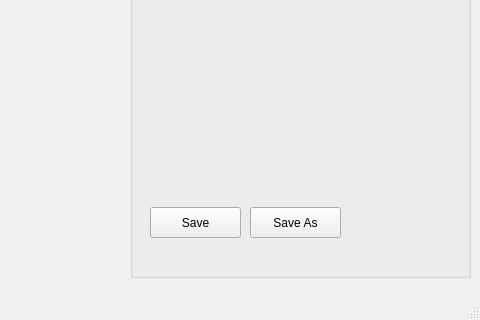
The window that mainwindow.ui (phillserrazina/FinalYearProject) describes before a commit, drawn with Qt 5; both pictures show x 380 to 860 and y 333 to 653 of the 860 by 653 pixel window.
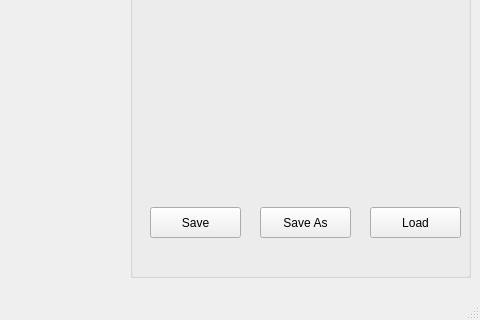
The same window after the commit.

Diff of the .ui file:
```diff
--- a/mainwindow.ui
+++ b/mainwindow.ui
@@ -89,7 +89,7 @@
     <widget class="QPushButton" name="saveAsButton">
      <property name="geometry">
       <rect>
-       <x>120</x>
+       <x>130</x>
        <y>540</y>
        <width>91</width>
        <height>31</height>
@@ -99,6 +99,19 @@
       <string>Save As</string>
      </property>
     </widget>
+    <widget class="QPushButton" name="loadButton">
+     <property name="geometry">
+      <rect>
+       <x>240</x>
+       <y>540</y>
+       <width>91</width>
+       <height>31</height>
+      </rect>
+     </property>
+     <property name="text">
+      <string>Load</string>
+     </property>
+    </widget>
    </widget>
   </widget>
   <widget class="QMenuBar" name="menubar">
```
